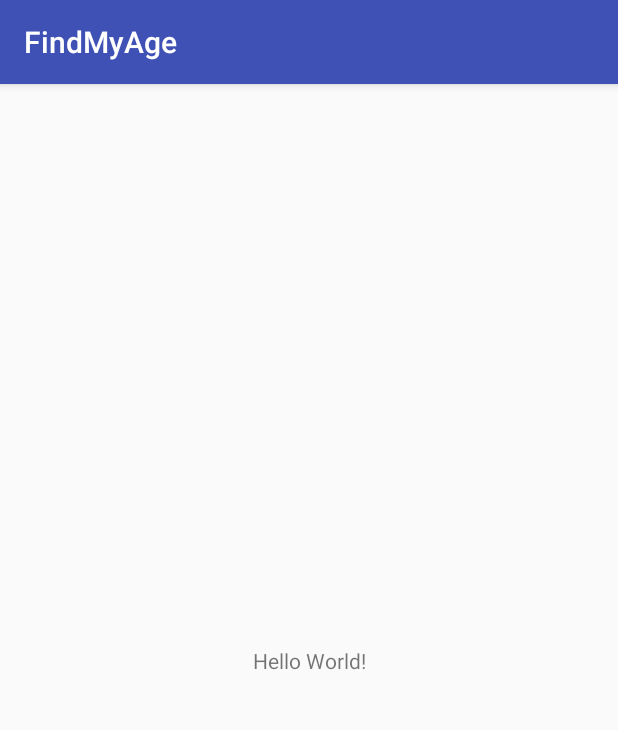
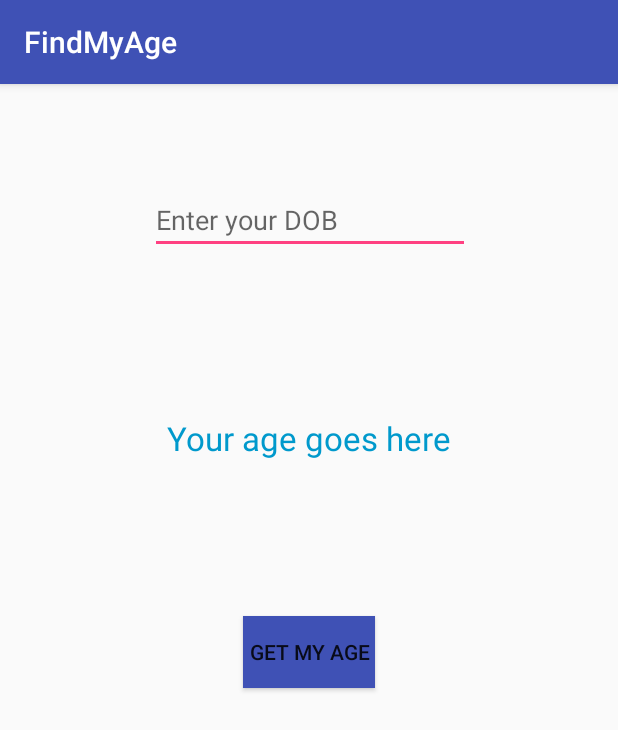
Before and after one commit to itaouil/Find-My-Age, an Android app: the screen it shows after launch (MainActivity), on a phone screen of 412 x 824 dp. Shown: the top 730 px of the screen. Run offline under Robolectric (Android 15) with nearby library versions, the phone set to English and light mode, and no system bars.

Commit message:
Added design layout using contraints.

```diff
--- a/app/src/main/res/layout/activity_main.xml
+++ b/app/src/main/res/layout/activity_main.xml
@@ -4,15 +4,50 @@
     xmlns:tools="http://schemas.android.com/tools"
     android:layout_width="match_parent"
     android:layout_height="match_parent"
-    tools:context="io.github.itaouil.findmyage.MainActivity">
+    tools:context="io.github.itaouil.findmyage.MainActivity"
+    tools:layout_editor_absoluteY="81dp"
+    tools:layout_editor_absoluteX="0dp">
+
+    <EditText
+        android:id="@+id/editText"
+        android:layout_width="wrap_content"
+        android:layout_height="wrap_content"
+        android:layout_marginTop="68dp"
+        android:ems="10"
+        android:hint="Enter your DOB"
+        android:inputType="number|phone"
+        app:layout_constraintHorizontal_bias="0.502"
+        app:layout_constraintLeft_toLeftOf="parent"
+        app:layout_constraintRight_toRightOf="parent"
+        app:layout_constraintTop_toTopOf="parent"
+        tools:layout_constraintLeft_creator="1"
+        tools:layout_constraintRight_creator="1"
+        tools:layout_constraintTop_creator="1" />
 
     <TextView
+        android:id="@+id/textView"
         android:layout_width="wrap_content"
         android:layout_height="wrap_content"
-        android:text="Hello World!"
-        app:layout_constraintBottom_toBottomOf="parent"
+        android:layout_marginLeft="8dp"
+        android:layout_marginRight="8dp"
+        android:text="Your age goes here"
+        android:textSize="22sp"
+        android:textColor="@android:color/holo_blue_dark"
         app:layout_constraintLeft_toLeftOf="parent"
         app:layout_constraintRight_toRightOf="parent"
-        app:layout_constraintTop_toTopOf="parent" />
+        android:layout_marginTop="108dp"
+        app:layout_constraintTop_toBottomOf="@+id/editText" />
+
+    <Button
+        android:id="@+id/button"
+        android:layout_width="wrap_content"
+        android:layout_height="wrap_content"
+        android:text="Get My Age"
+        android:background="@color/colorPrimary"
+        app:layout_constraintLeft_toLeftOf="parent"
+        app:layout_constraintRight_toRightOf="parent"
+        android:layout_marginTop="104dp"
+        app:layout_constraintTop_toBottomOf="@+id/textView"
+        app:layout_constraintHorizontal_bias="0.501" />
 
 </android.support.constraint.ConstraintLayout>
```
